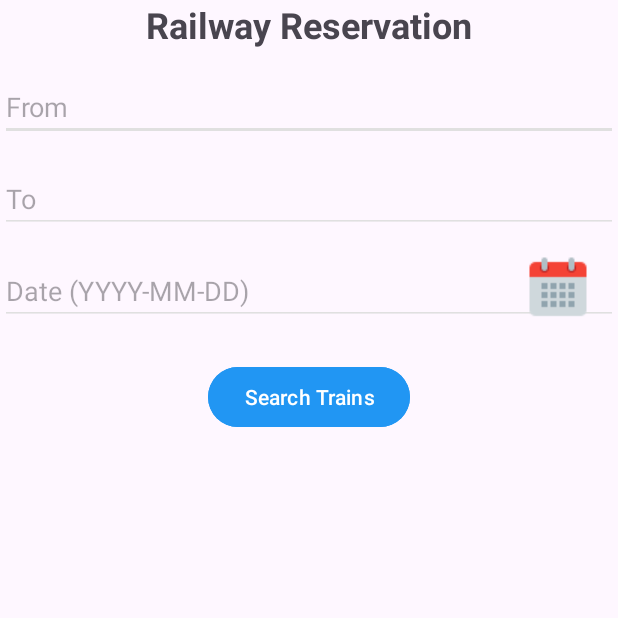
After one commit to ritesh-gupta19/Railquest, an Android app built with Jetpack Compose: the search_page screen opened directly, with no data from a screen before it, on a phone screen of 412 x 824 dp, the top half of it. The commit adds this screen. Run offline under Robolectric (Android 15) with nearby library versions, the phone set to English and light mode, and no system bars.

Commit message:
search_page.java and activity_search_page.xml etc

```diff
--- a/app/build.gradle.kts
+++ b/app/build.gradle.kts
@@ -34,6 +34,7 @@ dependencies {
     implementation("com.google.android.material:material:1.9.0")
     implementation("androidx.constraintlayout:constraintlayout:2.1.4")
     implementation("androidx.legacy:legacy-support-v4:1.0.0")
+    implementation("androidx.compose.ui:ui-text-android:1.6.3")
     testImplementation("junit:junit:4.13.2")
     androidTestImplementation("androidx.test.ext:junit:1.1.5")
     androidTestImplementation("androidx.test.espresso:espresso-core:3.5.1")
--- a/app/src/main/AndroidManifest.xml
+++ b/app/src/main/AndroidManifest.xml
@@ -12,6 +12,9 @@
         android:supportsRtl="true"
         android:theme="@style/Theme.Railquest"
         tools:targetApi="31">
+        <activity
+            android:name=".search_page"
+            android:exported="false" />
         <activity
             android:name=".firstEntryPage"
             android:exported="false" />
--- a/app/src/main/java/com/example/railquest/firstEntryPage.java
+++ b/app/src/main/java/com/example/railquest/firstEntryPage.java
@@ -2,6 +2,7 @@ package com.example.railquest;
 
 import androidx.appcompat.app.AppCompatActivity;
 
+import android.content.Intent;
 import android.os.Bundle;
 import android.view.View;
 import android.widget.Button;
@@ -33,6 +34,8 @@ public class firstEntryPage extends AppCompatActivity {
 
     public void onClickTrainDetails(View v) {
         //functionality for get train details button....
+        Intent intent = new Intent(this, search_page.class); // Replace NextActivity with the name of your next activity
+        startActivity(intent);
     }
 
     public void onClickYourBookings(View v) {
--- /dev/null
+++ b/app/src/main/java/com/example/railquest/search_page.java
@@ -0,0 +1,55 @@
+package com.example.railquest;
+
+import android.annotation.SuppressLint;
+import android.app.DatePickerDialog;
+import android.os.Bundle;
+import android.view.View;
+import android.widget.DatePicker;
+import android.widget.EditText;
+import android.content.Intent;
+import androidx.appcompat.app.AppCompatActivity;
+import java.util.Calendar;
+
+public class search_page extends AppCompatActivity {
+
+    private EditText editTextDate;
+
+    @Override
+    protected void onCreate(Bundle savedInstanceState) {
+        super.onCreate(savedInstanceState);
+        setContentView(R.layout.activity_search_page);
+
+        editTextDate = findViewById(R.id.editTextDate);
+        View imageViewCalendar = findViewById(R.id.imageViewCalendar);
+
+        imageViewCalendar.setOnClickListener(new View.OnClickListener() {
+            @Override
+            public void onClick(View v) {
+                showDatePickerDialog();
+            }
+        });
+    }
+
+    private void showDatePickerDialog() {
+        // Get current date
+        final Calendar c = Calendar.getInstance();
+        int year = c.get(Calendar.YEAR);
+        int month = c.get(Calendar.MONTH);
+        int day = c.get(Calendar.DAY_OF_MONTH);
+
+        // Create a new DatePickerDialog instance
+        DatePickerDialog datePickerDialog = new DatePickerDialog(this,
+                new DatePickerDialog.OnDateSetListener() {
+                    @SuppressLint("SetTextI18n")
+                    @Override
+                    public void onDateSet(DatePicker view, int year,
+                                          int monthOfYear, int dayOfMonth) {
+                        // Set the selected date to the EditText
+                        editTextDate.setText(year + "-" + (monthOfYear + 1) + "-" + dayOfMonth);
+                    }
+                }, year, month, day);
+
+        // Show the DatePickerDialog
+        datePickerDialog.show();
+    }
+}
--- /dev/null
+++ b/app/src/main/res/color/coloraccent.xml
@@ -0,0 +1,4 @@
+<?xml version="1.0" encoding="utf-8"?>
+<selector xmlns:tools="http://schemas.android.com/tools" xmlns:android="http://schemas.android.com/apk/res/android">
+    <color android:name="colorAccent" tools:ignore="ExtraText">#FF4081</color>
+</selector>
--- /dev/null
+++ b/app/src/main/res/drawable/rounded_button_blue.xml
@@ -0,0 +1,6 @@
+<!-- rounded_button_blue.xml -->
+<shape xmlns:android="http://schemas.android.com/apk/res/android"
+    android:shape="rectangle">
+    <corners android:radius="20dp" />
+    <solid android:color="#2196F3" /> <!-- Blue color -->
+</shape>
--- /dev/null
+++ b/app/src/main/res/drawable/rounded_button_green.xml
@@ -0,0 +1,6 @@
+<!-- rounded_button_green.xml -->
+<shape xmlns:android="http://schemas.android.com/apk/res/android"
+    android:shape="rectangle">
+    <corners android:radius="20dp" />
+    <solid android:color="#4CAF50" /> <!-- Green color -->
+</shape>
--- /dev/null
+++ b/app/src/main/res/layout/activity_search_page.xml
@@ -0,0 +1,102 @@
+<?xml version="1.0" encoding="utf-8"?>
+<androidx.constraintlayout.widget.ConstraintLayout xmlns:android="http://schemas.android.com/apk/res/android"
+    xmlns:app="http://schemas.android.com/apk/res-auto"
+    xmlns:tools="http://schemas.android.com/tools"
+    android:layout_width="match_parent"
+    android:layout_height="match_parent"
+    tools:context=".search_page">
+
+    <!-- ListView to display the list of trains -->
+
+    <TextView
+        android:id="@+id/textViewTitle"
+        android:layout_width="wrap_content"
+        android:layout_height="wrap_content"
+        android:text="Railway Reservation"
+        android:textSize="24sp"
+        android:textStyle="bold"
+        app:layout_constraintBottom_toTopOf="@+id/editTextSource"
+        app:layout_constraintEnd_toEndOf="parent"
+        app:layout_constraintHorizontal_bias="0.5"
+        app:layout_constraintStart_toStartOf="parent"
+        app:layout_constraintTop_toTopOf="parent"
+        app:layout_constraintVertical_bias="0.5" />
+
+    <EditText
+        android:id="@+id/editTextSource"
+        android:layout_width="0dp"
+        android:layout_height="wrap_content"
+        android:layout_marginTop="16dp"
+        android:backgroundTint="#E0E0E0"
+        android:hint="From"
+        app:layout_constraintBottom_toTopOf="@+id/editTextDestination"
+        app:layout_constraintEnd_toEndOf="parent"
+        app:layout_constraintHorizontal_bias="0.5"
+        app:layout_constraintStart_toStartOf="parent"
+        app:layout_constraintTop_toBottomOf="@+id/textViewTitle"
+        app:layout_constraintVertical_bias="0.5" />
+
+    <EditText
+        android:id="@+id/editTextDestination"
+        android:layout_width="0dp"
+        android:layout_height="wrap_content"
+        android:layout_marginTop="16dp"
+        android:backgroundTint="#E0E0E0"
+        android:hint="To"
+        app:layout_constraintBottom_toTopOf="@+id/editTextDate"
+        app:layout_constraintEnd_toEndOf="parent"
+        app:layout_constraintHorizontal_bias="0.5"
+        app:layout_constraintStart_toStartOf="parent"
+        app:layout_constraintTop_toBottomOf="@+id/editTextSource"
+        app:layout_constraintVertical_bias="0.5" />
+
+    <EditText
+        android:id="@+id/editTextDate"
+        android:layout_width="0dp"
+        android:layout_height="wrap_content"
+        android:layout_marginTop="16dp"
+        android:backgroundTint="#E0E0E0"
+        android:hint="Date (YYYY-MM-DD)"
+        app:layout_constraintBottom_toTopOf="@+id/buttonSearchTrains"
+        app:layout_constraintEnd_toEndOf="parent"
+        app:layout_constraintHorizontal_bias="0.5"
+        app:layout_constraintStart_toStartOf="parent"
+        app:layout_constraintTop_toBottomOf="@+id/editTextDestination"
+        app:layout_constraintVertical_bias="0.5" />
+
+    <ImageView
+        android:id="@+id/imageViewCalendar"
+        android:layout_width="wrap_content"
+        android:layout_height="wrap_content"
+        android:layout_marginEnd="16dp"
+        android:src="@drawable/ic_calender"
+        app:layout_constraintBottom_toBottomOf="@id/editTextDate"
+        app:layout_constraintEnd_toEndOf="parent"
+        app:layout_constraintTop_toTopOf="@id/editTextDate"
+        app:layout_constraintVertical_bias="1.0" />
+
+    <Button
+        android:id="@+id/buttonSearchTrains"
+        android:layout_width="wrap_content"
+        android:layout_height="wrap_content"
+        android:layout_marginTop="24dp"
+        android:backgroundTint="#2196F3"
+        android:text="Search Trains"
+        android:textColor="@android:color/white"
+        app:layout_constraintEnd_toEndOf="parent"
+        app:layout_constraintStart_toStartOf="parent"
+        app:layout_constraintTop_toBottomOf="@+id/editTextDate" />
+
+    <!-- ListView to display the list of trains -->
+    <ListView
+        android:id="@+id/listViewTrains"
+        android:layout_width="0dp"
+        android:layout_height="0dp"
+        android:layout_marginTop="24dp"
+        android:visibility="gone"
+        app:layout_constraintBottom_toBottomOf="parent"
+        app:layout_constraintEnd_toEndOf="parent"
+        app:layout_constraintStart_toStartOf="parent"
+        app:layout_constraintTop_toBottomOf="@id/buttonSearchTrains" />
+
+</androidx.constraintlayout.widget.ConstraintLayout>
```
Also changed, not shown: app/src/main/java/com/example/railquest/SignIn.java (+28 -5 lines), app/src/main/java/com/example/railquest/SignUp.java (+209 -11 lines), app/src/main/res/drawable/gradient_background.xml (added, +7 -0 lines), app/src/main/res/drawable/image_overlay.xml (added, +9 -0 lines), app/src/main/res/layout/activity_sign_up.xml (+13 -2 lines), app/src/main/res/drawable/ic_calender.png (added), app/src/main/res/layout/activity_main.xml (line endings or trailing spaces).
